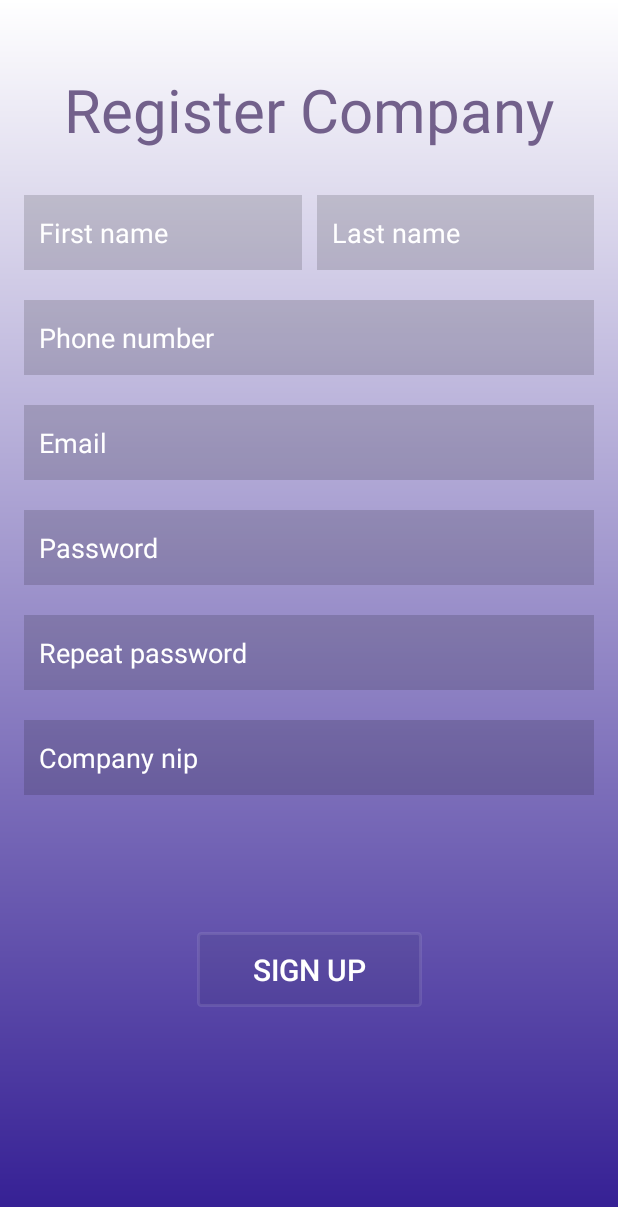
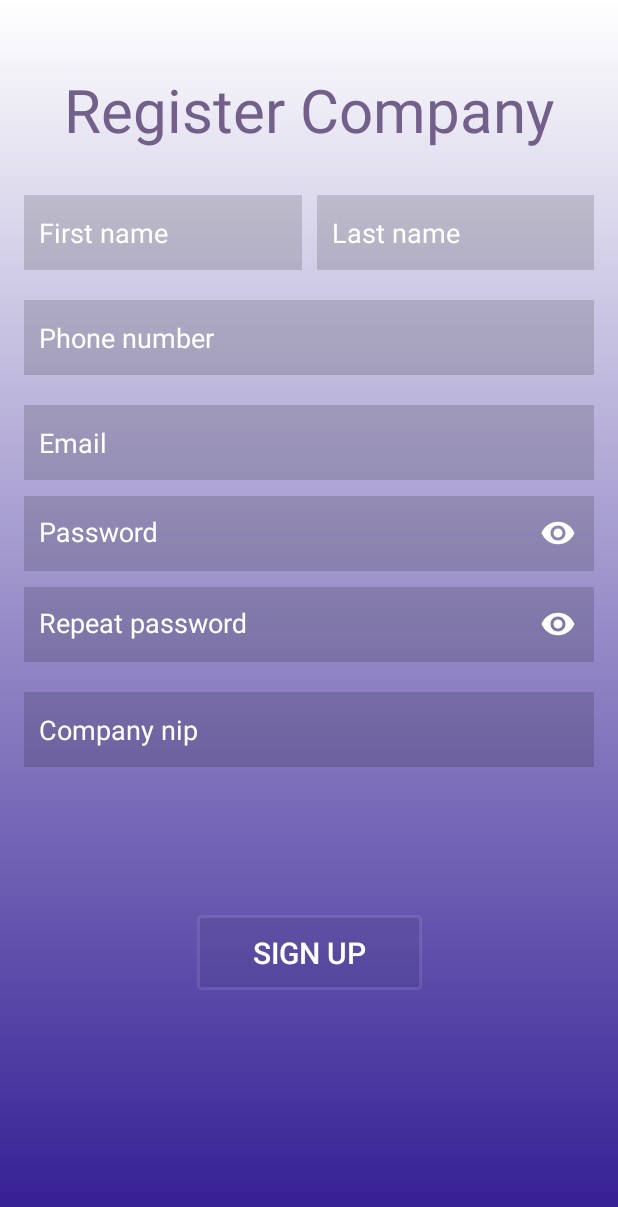
Before and after one commit to julgitt/Applicant_Tracking_System, an Android app: the RegisterCompanyActivity screen opened directly, with no data from a screen before it, on a phone screen of 412 x 824 dp. Shown: the top 1207 px of the screen. Run offline under Robolectric (Android 15) with nearby library versions, the phone set to English and light mode, and no system bars; our stand-ins replace Firebase (no records; nobody signed in at launch, a user with empty details on screens opened directly).

Commit message:
password visibility

```diff
--- a/app/src/main/res/layout/activity_company_register.xml
+++ b/app/src/main/res/layout/activity_company_register.xml
@@ -138,12 +138,25 @@
                 app:layout_constraintVertical_bias="0.0"
                 tools:ignore="RtlSymmetry" />
 
-            <EditText
+            <com.google.android.material.textfield.TextInputLayout
+                android:id="@+id/etRegisterPasswordLayout"
+                android:layout_width="match_parent"
+                android:layout_height="wrap_content"
+                android:textColorHint="@color/white"
+
+                app:layout_constraintBottom_toBottomOf="parent"
+                app:layout_constraintStart_toStartOf="parent"
+                app:layout_constraintTop_toBottomOf="@+id/register_username"
+                app:layout_constraintVertical_bias="0.0"
+                app:endIconMode="password_toggle"
+                app:endIconTint="@color/white">
+
+                <com.google.android.material.textfield.TextInputEditText
                     android:id="@+id/register_password"
-                android:layout_width="0dp"
+                    android:layout_width="match_parent"
                     android:layout_height="50dp"
 
-                android:layout_marginTop="@dimen/medium_margin"
+                    android:layout_marginTop="@dimen/bigger_medium_margin"
 
                     android:background="@color/transparent_very_dark"
                     android:hint="@string/login_prompt_password"
@@ -154,21 +167,31 @@
                     android:paddingStart="@dimen/small_margin"
                     android:selectAllOnFocus="true"
                     android:textColor="@color/transparent_light"
+
+                    tools:ignore="RtlSymmetry" />
+            </com.google.android.material.textfield.TextInputLayout>
+
+
+
+            <com.google.android.material.textfield.TextInputLayout
+                android:id="@+id/etRegisterRepeatPasswordLayout"
+                android:layout_width="match_parent"
+                android:layout_height="wrap_content"
                 android:textColorHint="@color/white"
 
                 app:layout_constraintBottom_toBottomOf="parent"
-                app:layout_constraintEnd_toEndOf="@+id/register_repeat_password"
                 app:layout_constraintStart_toStartOf="parent"
-                app:layout_constraintTop_toBottomOf="@+id/register_username"
+                app:layout_constraintTop_toBottomOf="@+id/etRegisterPasswordLayout"
                 app:layout_constraintVertical_bias="0.0"
-                tools:ignore="RtlSymmetry" />
+                app:endIconMode="password_toggle"
+                app:endIconTint="@color/white">
 
-            <EditText
+                <com.google.android.material.textfield.TextInputEditText
                     android:id="@+id/register_repeat_password"
-                android:layout_width="0dp"
+                    android:layout_width="match_parent"
                     android:layout_height="50dp"
 
-                android:layout_marginTop="@dimen/medium_margin"
+                    android:layout_marginTop="@dimen/bigger_medium_margin"
 
                     android:background="@color/transparent_very_dark"
                     android:hint="@string/register_prompt_repeat_password"
@@ -179,15 +202,9 @@
                     android:paddingStart="@dimen/small_margin"
                     android:selectAllOnFocus="true"
                     android:textColor="@color/transparent_light"
-                android:textColorHint="@color/white"
 
-                app:layout_constraintBottom_toBottomOf="parent"
-                app:layout_constraintEnd_toEndOf="parent"
-                app:layout_constraintHorizontal_bias="0.0"
-                app:layout_constraintStart_toStartOf="parent"
-                app:layout_constraintTop_toBottomOf="@+id/register_password"
-                app:layout_constraintVertical_bias="0.0"
                     tools:ignore="RtlSymmetry" />
+            </com.google.android.material.textfield.TextInputLayout>
 
             <EditText
                 android:id="@+id/register_nip_number"
@@ -210,7 +227,7 @@
                 app:layout_constraintBottom_toBottomOf="parent"
                 app:layout_constraintEnd_toEndOf="parent"
                 app:layout_constraintStart_toStartOf="parent"
-                app:layout_constraintTop_toBottomOf="@+id/register_repeat_password"
+                app:layout_constraintTop_toBottomOf="@+id/etRegisterRepeatPasswordLayout"
                 app:layout_constraintVertical_bias="0.0"
                 tools:ignore="RtlSymmetry" />
 
--- a/app/src/main/res/layout/activity_start.xml
+++ b/app/src/main/res/layout/activity_type_choice.xml
@@ -7,7 +7,7 @@
     android:layout_height="match_parent"
     android:layout_centerHorizontal="true"
     android:background="@drawable/background"
-    tools:context=".StartActivity">
+    tools:context=".TypeChoiceActivity">
 
     <!-- Illustration by https://icons8.com/illustrations/author/zD2oqC8lLBBA from https://icons8.com/illustrations-->
 
```
Also changed, not shown: app/src/main/AndroidManifest.xml (+9 -9 lines), app/src/main/java/com/example/applicanttrackingsystem/StartActivity.kt (deleted, +0 -36 lines), app/src/main/java/com/example/applicanttrackingsystem/TypeChoiceActivity.kt (added, +41 -0 lines), app/src/main/java/com/example/applicanttrackingsystem/ui/login/LoginActivity.kt (+18 -15 lines), app/src/main/res/layout/activity_freelancer_register.xml (+32 -14 lines), app/src/main/res/layout/activity_login.xml (+19 -10 lines). Lines whose indentation alone changed are shown as unchanged.
